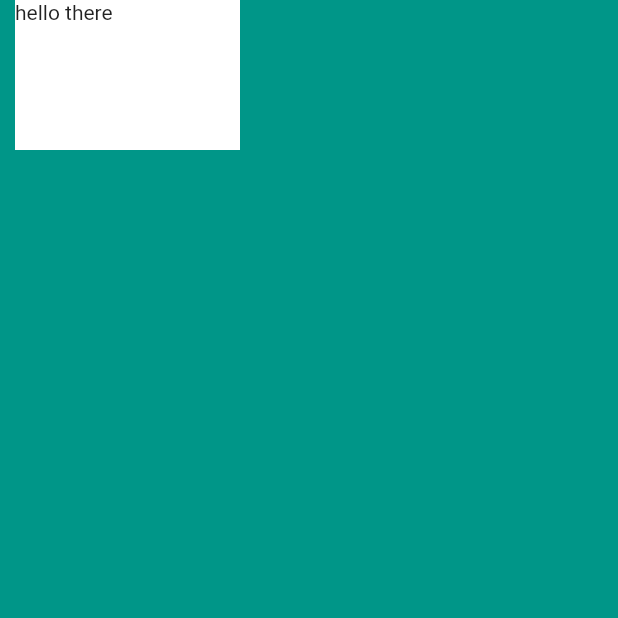
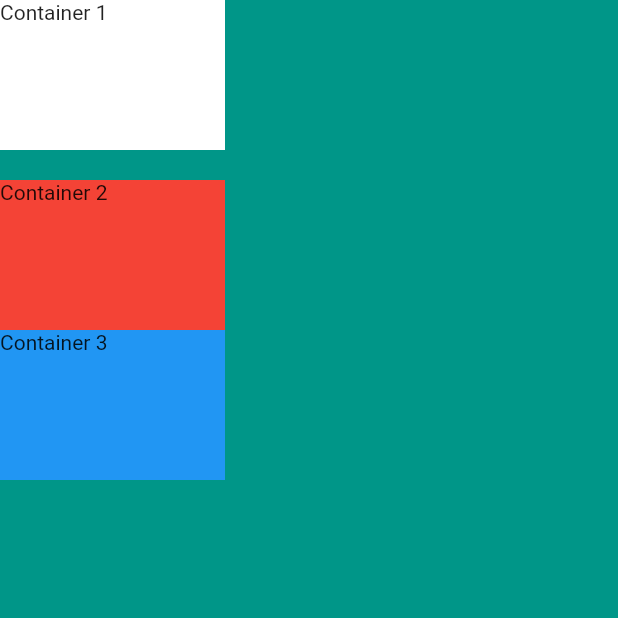
Before and after one commit to tdoug19/FlutterFirebaseCourse, a Flutter app: the screen it shows after launch, on a phone screen of 412 x 824 dp, the top half of it. Run offline on Flutter 3.47's test engine with Material 2 defaults, Android fonts, the phone set to English and light mode, and no system bars; missing offline and left inert: random_words.

Commit message:
Column Containers and row containers

```diff
--- a/mi_card_flutter-master/lib/main.dart
+++ b/mi_card_flutter-master/lib/main.dart
@@ -11,12 +11,30 @@ class MyApp extends StatelessWidget {
       home: Scaffold(
         backgroundColor: Colors.teal,
         body: SafeArea(
-          child: Container(
-            height: 100.0,
-            width: 150.0,
-            margin: EdgeInsets.only(left: 10.0),
-            color: Colors.white,
-            child: Text('hello there'),
+          child: Column(
+            children: [
+              Container(
+                height: 100.0,
+                width: 150.0,
+                color: Colors.white,
+                child: Text('Container 1'),
+              ),
+              SizedBox(
+                height: 20.0,
+              ),
+              Container(
+                height: 100.0,
+                width: 150.0,
+                color: Colors.red,
+                child: Text('Container 2'),
+              ),
+              Container(
+                height: 100.0,
+                width: 150.0,
+                color: Colors.blue,
+                child: Text('Container 3'),
+              ),
+            ],
           ),
         ),
       ),
```
